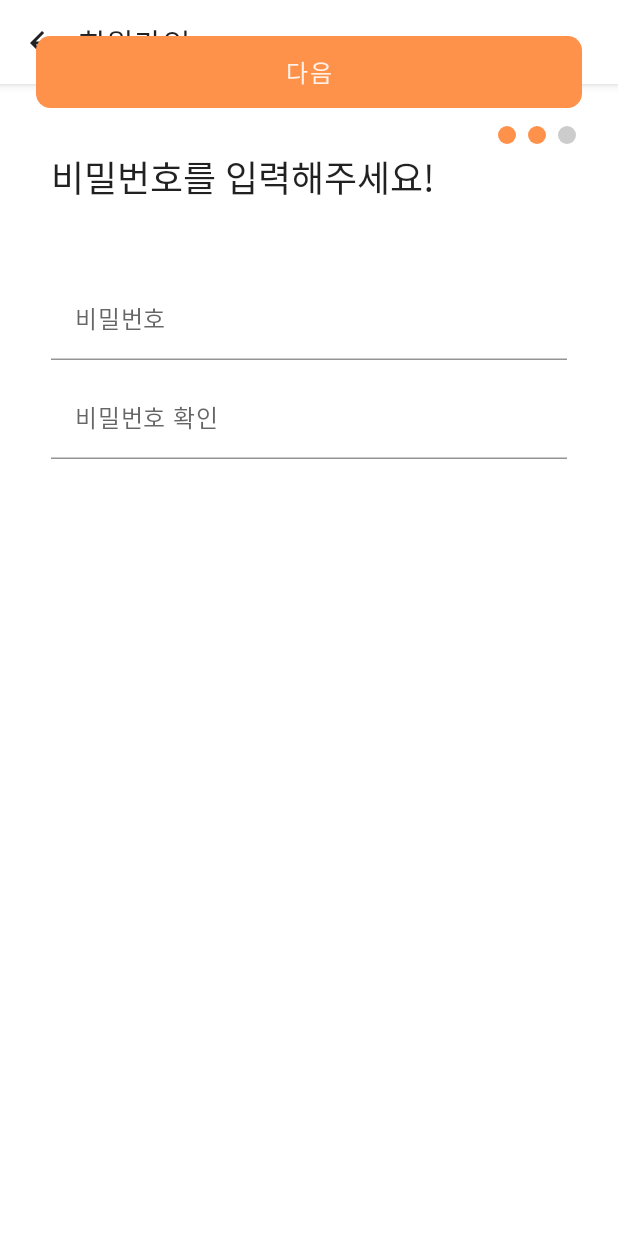
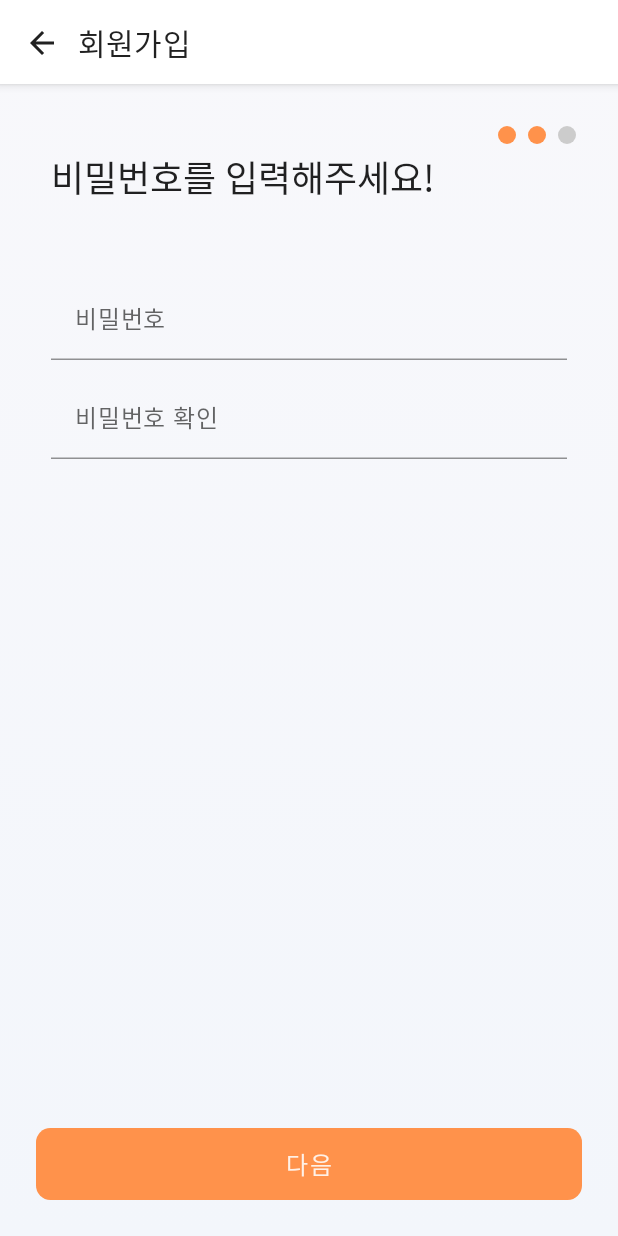
Before and after one commit to 6Android/OurHome, an Android app built with Jetpack Compose: the JoinEmailScreen screen opened through its navigation route, after a tap on "다음", on a phone screen of 412 x 824 dp. Run offline under Robolectric (Android 15) with nearby library versions, the phone set to English and light mode, and no system bars; libraries missing offline, so code that uses them is left out: com.kizitonwose.calendar; Roboto replaces fonts that are not available here; 1 statement that could not run was skipped.

Commit message:
fix: 회원가입 하단 버튼 위치 조정

```diff
--- a/OurHome/presentation/src/main/java/com/ssafy/ourhome/MainActivity.kt
+++ b/OurHome/presentation/src/main/java/com/ssafy/ourhome/MainActivity.kt
@@ -27,6 +27,7 @@ import androidx.navigation.compose.rememberNavController
 import com.ssafy.ourhome.navigation.BottomNavItem
 import com.ssafy.ourhome.navigation.BottomNavigation
 import com.ssafy.ourhome.navigation.OurHomeNavGraph
+import com.ssafy.ourhome.navigation.OurHomeScreens
 import com.ssafy.ourhome.ui.theme.MainColor
 import com.ssafy.ourhome.ui.theme.OurHomeTheme
 import com.ssafy.ourhome.utils.findActivity
@@ -78,6 +79,10 @@ fun MyApp() {
                 // Hide BottomBar and TopBar
                 bottomBarState.value = true
                 StatusBarColorUpdateEffect(Color.White, true)
+            }
+            "${OurHomeScreens.LoginScreen.name}" -> {
+                bottomBarState.value = false
+                StatusBarColorUpdateEffect(Color(0xFFF8F8FB), true)
             }
             else -> {
                 bottomBarState.value = false
--- a/OurHome/presentation/src/main/java/com/ssafy/ourhome/screens/login/LoginScreen.kt
+++ b/OurHome/presentation/src/main/java/com/ssafy/ourhome/screens/login/LoginScreen.kt
@@ -26,7 +26,9 @@ import androidx.compose.ui.tooling.preview.Preview
 import androidx.compose.ui.unit.dp
 import androidx.navigation.NavController
 import com.ssafy.ourhome.R
+import com.ssafy.ourhome.StatusBarColorUpdateEffect
 import com.ssafy.ourhome.components.EmailInput
+import com.ssafy.ourhome.components.OurHomeSurface
 import com.ssafy.ourhome.components.PasswordInput
 import com.ssafy.ourhome.components.RoundedButton
 import com.ssafy.ourhome.navigation.BottomNavItem
@@ -47,7 +49,7 @@ fun LoginScreen(navController: NavController = NavController(LocalContext.curren
     }
     val scrollState = rememberScrollState()
 
-    Surface(modifier = Modifier.fillMaxSize()) {
+    OurHomeSurface {
         Column(
             modifier = Modifier
                 .padding(horizontal = 24.dp)
--- a/OurHome/presentation/src/main/java/com/ssafy/ourhome/screens/login/join/JoinComponent.kt
+++ b/OurHome/presentation/src/main/java/com/ssafy/ourhome/screens/login/join/JoinComponent.kt
@@ -16,9 +16,8 @@ import com.ssafy.ourhome.ui.theme.MainColor
 fun NextButton(title: String, onClick: () -> Unit) {
     /** 다음 버튼 */
     Box(
-        modifier = Modifier
-            .padding(24.dp)
-//        , contentAlignment = Alignment.BottomCenter
+        modifier = Modifier.fillMaxSize()
+            .padding(24.dp), contentAlignment = Alignment.BottomCenter
     ) {
         RoundedButton(
             modifier = Modifier
--- a/OurHome/presentation/src/main/java/com/ssafy/ourhome/screens/login/join/JoinEmailScreen.kt
+++ b/OurHome/presentation/src/main/java/com/ssafy/ourhome/screens/login/join/JoinEmailScreen.kt
@@ -24,10 +24,7 @@ fun JoinEmailScreen(navController: NavController = NavController(LocalContext.cu
         mutableStateOf("")
     }
 
-    OurHomeSurface(
-//        contentAlignment = Alignment.BottomCenter
-    ) {
-        //Surface(modifier = Modifier.fillMaxSize().background(Color.Transparent)) {
+    OurHomeSurface {
         Column(modifier = Modifier.fillMaxHeight()) {
 
             /** 툴바 */
--- a/OurHome/presentation/src/main/java/com/ssafy/ourhome/screens/login/join/JoinNickNameScreen.kt
+++ b/OurHome/presentation/src/main/java/com/ssafy/ourhome/screens/login/join/JoinNickNameScreen.kt
@@ -14,6 +14,7 @@ import androidx.compose.ui.text.input.ImeAction
 import androidx.compose.ui.unit.dp
 import androidx.navigation.NavController
 import com.ssafy.ourhome.components.MainAppBar
+import com.ssafy.ourhome.components.OurHomeSurface
 import com.ssafy.ourhome.components.TextInput
 import com.ssafy.ourhome.navigation.BottomNavItem
 import com.ssafy.ourhome.navigation.OurHomeScreens
@@ -28,7 +29,7 @@ fun JoinNickNameScreen(
         mutableStateOf("")
     }
 
-    Surface(modifier = Modifier.fillMaxSize()) {
+    OurHomeSurface {
         Column(modifier = Modifier.fillMaxHeight()) {
 
             /** 툴바 */
--- a/OurHome/presentation/src/main/java/com/ssafy/ourhome/screens/login/join/JoinPasswordScreen.kt
+++ b/OurHome/presentation/src/main/java/com/ssafy/ourhome/screens/login/join/JoinPasswordScreen.kt
@@ -14,6 +14,7 @@ import androidx.compose.ui.text.input.ImeAction
 import androidx.compose.ui.unit.dp
 import androidx.navigation.NavController
 import com.ssafy.ourhome.components.MainAppBar
+import com.ssafy.ourhome.components.OurHomeSurface
 import com.ssafy.ourhome.components.PasswordInput
 import com.ssafy.ourhome.navigation.OurHomeScreens
 import com.ssafy.ourhome.utils.JOIN_PASSWORD
@@ -29,9 +30,10 @@ fun JoinPasswordScreen(navController: NavController = NavController(LocalContext
         mutableStateOf("")
     }
 
-    Surface(modifier = Modifier.fillMaxSize()) {
+    OurHomeSurface {
         Column(modifier = Modifier.fillMaxHeight()) {
 
+            /** 툴바 */
             /** 툴바 */
             MainAppBar(title = "회원가입", onBackClick = { navController.popBackStack() })
 
@@ -40,7 +42,10 @@ fun JoinPasswordScreen(navController: NavController = NavController(LocalContext
             Column(modifier = Modifier.padding(horizontal = 24.dp)) {
 
                 /** 인디케이터 */
+                /** 인디케이터 */
                 JoinIndicator(step = 2)
+
+                /** 헤더 */
 
                 /** 헤더 */
                 Text(
@@ -52,12 +57,16 @@ fun JoinPasswordScreen(navController: NavController = NavController(LocalContext
                 Spacer(modifier = Modifier.height(48.dp))
 
                 /** 비밀번호 입력창 */
+
+                /** 비밀번호 입력창 */
                 PasswordInput(
                     passwordState = passwordState,
                     labelId = "비밀번호",
                     enabled = true,
                     imeAction = ImeAction.Next
                 )
+
+                /** 비밀번호 확인창 */
 
                 /** 비밀번호 확인창 */
                 PasswordInput(
@@ -74,6 +83,8 @@ fun JoinPasswordScreen(navController: NavController = NavController(LocalContext
         }
 
         /** 다음 버튼 */
+
+        /** 다음 버튼 */
         NextButton(title = "다음") {
             // todo: 다음 버튼
             navigateToNickNameScreen(navController)
```
